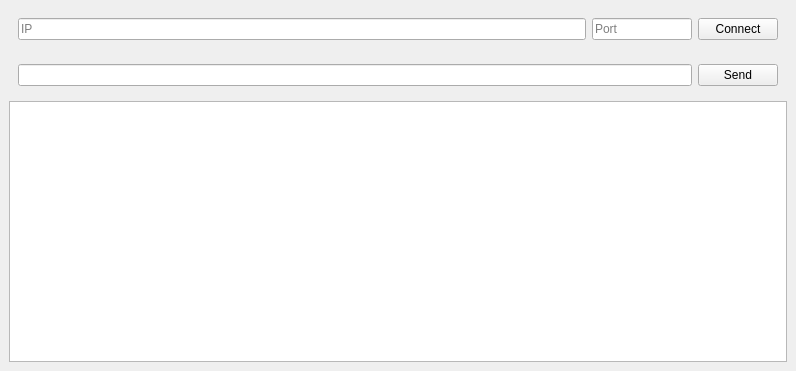
Before: the Qt Designer form client/gui/ui/mainwindow.ui in WerthersEchte/M214_AdvancedCpp-Projekt_Librarysystem, drawn with Qt 5.
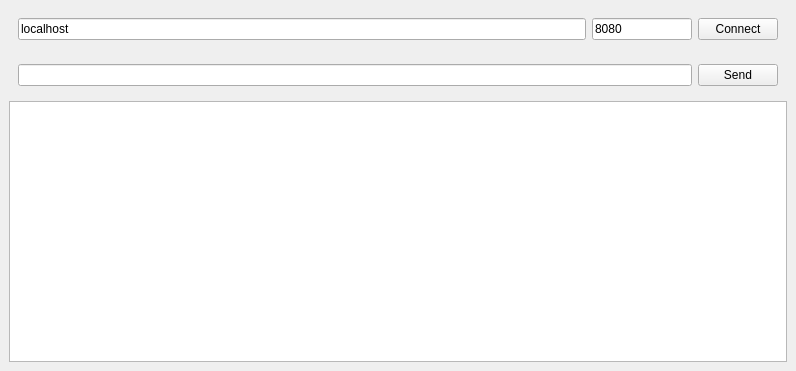
After: the same form once the commit is applied.

Commit message: Prefix to client

```diff
--- a/client/gui/ui/mainwindow.ui
+++ b/client/gui/ui/mainwindow.ui
@@ -20,6 +20,9 @@
       <layout class="QHBoxLayout" name="horizontalLayout_2">
        <item>
         <widget class="QLineEdit" name="lEIP">
+         <property name="text">
+          <string>localhost</string>
+         </property>
          <property name="placeholderText">
           <string>IP</string>
          </property>
@@ -33,6 +36,9 @@
            <height>16777215</height>
           </size>
          </property>
+         <property name="text">
+          <string>8080</string>
+         </property>
          <property name="placeholderText">
           <string>Port</string>
          </property>
```
The commit also changes 2 other files.
